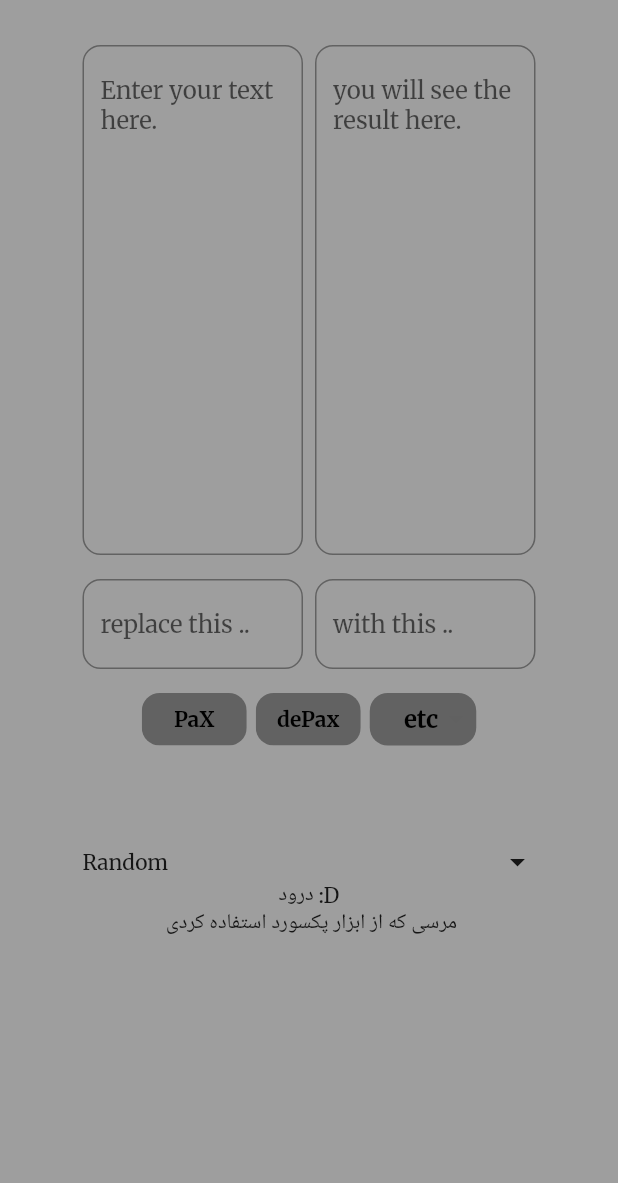
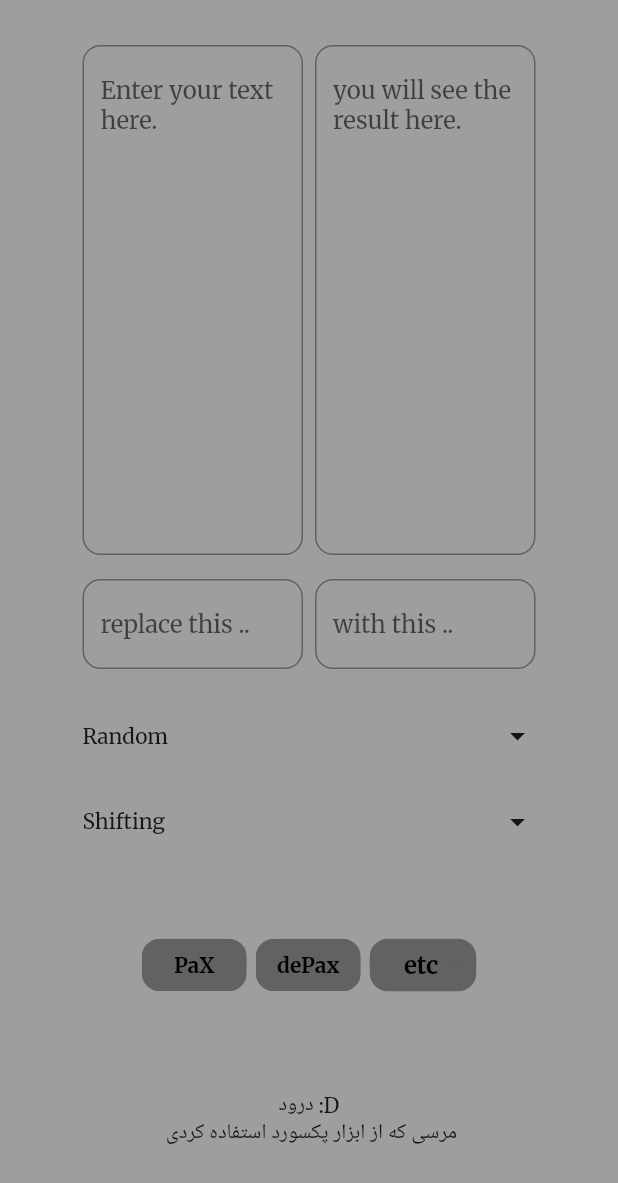
Before and after one commit to radG1t/PaX, a Flutter app: the screen it shows after launch, on a phone screen of 412 x 824 dp. Shown: the top 1183 px of the screen. Run offline on Flutter 3.47's test engine with Material 2 defaults, Android fonts, the phone set to English and light mode, and no system bars; our stand-ins replace google_fonts.

Commit message:
log added to etc

```diff
--- a/lib/home.dart
+++ b/lib/home.dart
@@ -21,7 +21,6 @@ class _HomeState extends State<Home> {
   String previousText = '';
   String previousSearch = '';
   String previousReplace = '';
-  final Uri _url = Uri.parse('https://daramet.com/supportradin');
 
   @override
   void initState() {
@@ -156,7 +155,11 @@ class _HomeState extends State<Home> {
                     ),
                   ],
                 ),
-                const SizedBox(height: 16),
+                SizedBox(height: MediaQuery.of(context).size.height * 0.04),
+                const RandomMenuDivider(),
+                SizedBox(height: MediaQuery.of(context).size.height * 0.04),
+                const ShiftMenuDivider(),
+                SizedBox(height: MediaQuery.of(context).size.height * 0.08),
                 Row(
                   mainAxisAlignment: MainAxisAlignment.center,
                   children: [
@@ -217,14 +220,10 @@ class _HomeState extends State<Home> {
                               _reset();
                             }
                             //else if (value == 'twitter') {   }
-                            else if (value == 'pizza') {
-                              GestureDetector(onTap: () {
-                                _launchUrl;
-                              });
-                            }
+                            else if (value == 'log') {}
                           },
-                          items: [
-                            const DropdownMenuItem(
+                          items: const [
+                            DropdownMenuItem(
                               value: 'copy',
                               child: Center(
                                 child: Text(
@@ -233,7 +232,7 @@ class _HomeState extends State<Home> {
                                 ),
                               ),
                             ),
-                            const DropdownMenuItem(
+                            DropdownMenuItem(
                               value: 'reset',
                               child: Center(
                                 child: Text(
@@ -242,26 +241,11 @@ class _HomeState extends State<Home> {
                                 ),
                               ),
                             ),
-                            /* DropdownMenuItem(
-                              value: 'twitter',
-                              child: Center(
-                                child: Image.asset(
-                                  color: Colors.white,
-                                  "assets/twitter.png",
-                                  width: 28,
-                                ),
-                              ),
-                            ),*/
                             DropdownMenuItem(
-                              value: 'pizza',
-                              child: Center(
-                                child: Image.asset(
-                                  color: Colors.white,
-                                  "assets/pizza.png",
-                                  width: 28,
-                                ),
-                              ),
-                            ),
+                                value: 'log',
+                                child: Center(
+                                  child: Text('Log'),
+                                )),
                           ],
                           hint: const Center(
                               child: Text(
@@ -280,7 +264,6 @@ class _HomeState extends State<Home> {
                   ],
                 ),
                 SizedBox(height: MediaQuery.of(context).size.height * 0.08),
-                const MenuDivider(),
                 const Text(
                   'درود :D \n مرسی که از ابزار پکسورد استفاده کردی',
                   textAlign: TextAlign.center,
@@ -292,10 +275,4 @@ class _HomeState extends State<Home> {
       ),
     );
   }
-
-  Future<void> _launchUrl() async {
-    if (!await launchUrl(_url)) {
-      throw Exception('Could not launch $_url');
-    }
-  }
 }
--- a/lib/tools.dart
+++ b/lib/tools.dart
@@ -1,13 +1,60 @@
 import 'package:flutter/material.dart';
 
-class MenuDivider extends StatefulWidget {
-  const MenuDivider({Key? key}) : super(key: key);
+class ShiftMenuDivider extends StatefulWidget {
+  const ShiftMenuDivider({Key? key}) : super(key: key);
 
   @override
-  _MenuDividerState createState() => _MenuDividerState();
+  _ShiftMenuDividerState createState() => _ShiftMenuDividerState();
 }
 
-class _MenuDividerState extends State<MenuDivider> {
+class _ShiftMenuDividerState extends State<ShiftMenuDivider> {
+  bool _menuOpen = false;
+
+  void _toggleMenu() {
+    setState(() {
+      _menuOpen = !_menuOpen;
+    });
+  }
+
+  @override
+  Widget build(BuildContext context) {
+    return InkWell(
+      onTap: _toggleMenu,
+      child: Column(
+        children: [
+          Row(
+            mainAxisAlignment: MainAxisAlignment.spaceBetween,
+            children: [
+              const Text('Shifting'),
+              Icon(_menuOpen ? Icons.arrow_drop_up : Icons.arrow_drop_down),
+            ],
+          ),
+          if (_menuOpen)
+            Column(
+              crossAxisAlignment: CrossAxisAlignment.stretch,
+              children: [
+                Row(
+                  mainAxisAlignment: MainAxisAlignment.center,
+                  children: const [
+                    Text('shift shift shift'),
+                  ],
+                )
+              ],
+            ),
+        ],
+      ),
+    );
+  }
+}
+
+class RandomMenuDivider extends StatefulWidget {
+  const RandomMenuDivider({Key? key}) : super(key: key);
+
+  @override
+  _RandomMenuDividerState createState() => _RandomMenuDividerState();
+}
+
+class _RandomMenuDividerState extends State<RandomMenuDivider> {
   bool _menuOpen = false;
 
   void _toggleMenu() {
```
